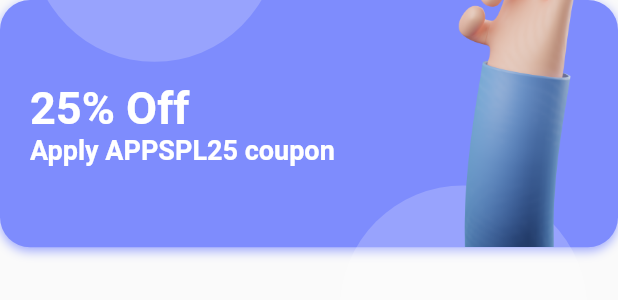
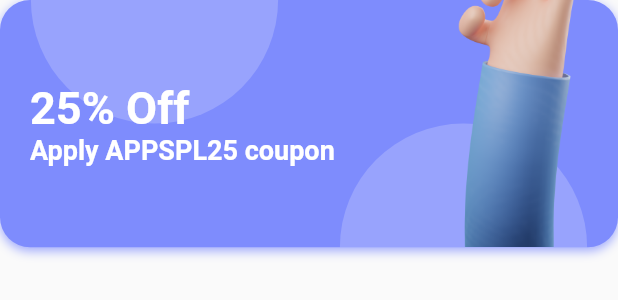
Before and after one commit to AshutoshPatole/ZerosAndOnes, a Flutter app: the Coupon widget shown alone on an empty page, opened directly, on a phone screen of 412 x 824 dp. Shown: the top 300 px of the screen. Run offline on Flutter 3.47's test engine with Material 2 defaults, Android fonts, the phone set to English and light mode, and no system bars; our stand-ins replace equatable, firebase_auth, firebase_core, flutter_signin_button, fluttertoast, geocoding and 9 more; missing offline and left inert: flutter_facebook_auth; accounts and stored records are empty.

Commit message:
Update the coupon card circles

```diff
--- a/lib/views/home_page/home_page_view.dart
+++ b/lib/views/home_page/home_page_view.dart
@@ -103,7 +103,7 @@ class HomePageView extends StatelessWidget {
                                                   children: [
                                                     SizedBox(
                                                       height:
-                                                          size.height * 0.06,
+                                                          size.height * 0.03,
                                                     ),
                                                     Hero(
                                                       tag:
--- a/lib/widgets/smart_widgets/coupon.dart
+++ b/lib/widgets/smart_widgets/coupon.dart
@@ -51,24 +51,30 @@ class Coupon extends StatelessWidget {
         ),
         Positioned(
           right: size.width * 0.05,
-          top: size.height * 0.05,
+          top: size.height * 0.1,
           child: Container(
             width: size.width * 0.4,
-            height: size.height * 0.4,
+            height: size.height * 0.1,
             decoration: BoxDecoration(
-              shape: BoxShape.circle,
+              borderRadius: const BorderRadius.only(
+                topLeft: Radius.circular(100),
+                topRight: Radius.circular(100),
+              ),
               color: Colors.white.withOpacity(0.2),
             ),
           ),
         ),
         Positioned(
           left: size.width * 0.05,
-          bottom: size.height * 0.05,
+          top: size.height * 0,
           child: Container(
             width: size.width * 0.4,
-            height: size.height * 0.4,
+            height: size.height * 0.1,
             decoration: BoxDecoration(
-              shape: BoxShape.circle,
+              borderRadius: const BorderRadius.only(
+                bottomLeft: Radius.circular(100),
+                bottomRight: Radius.circular(100),
+              ),
               color: Colors.white.withOpacity(0.2),
             ),
           ),
```
